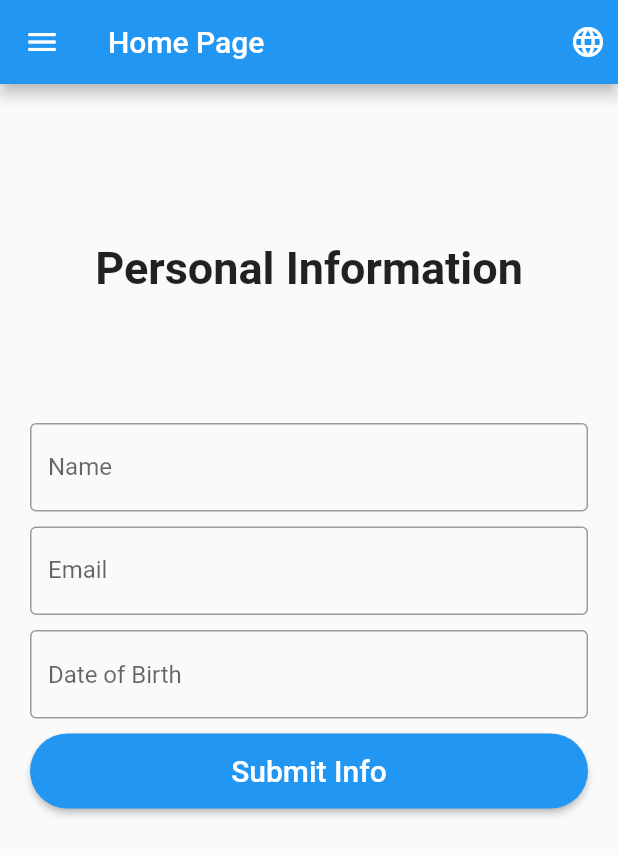
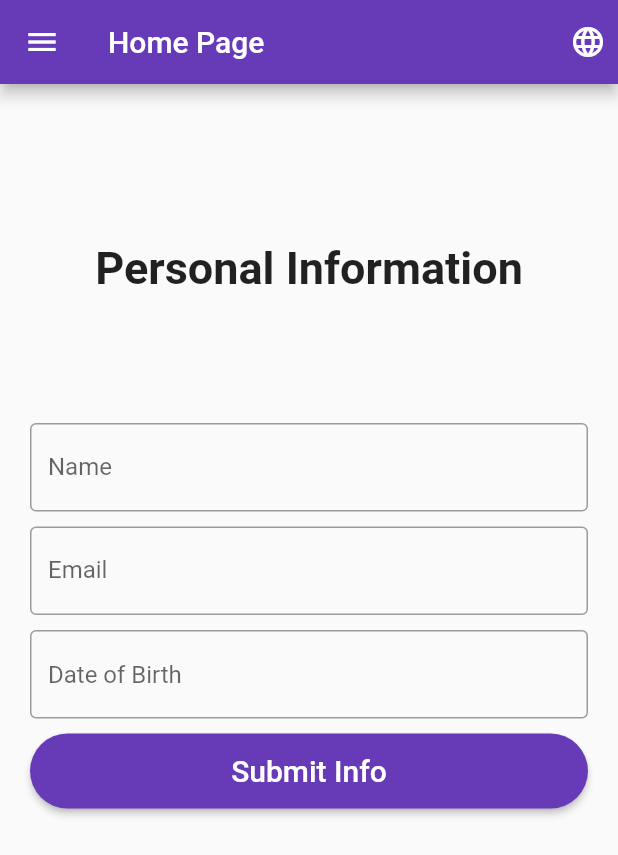
Before and after one commit to shinnkura/flutter_note, a Flutter app: the screen it shows after launch, after a tap on "多言語対応", on a phone screen of 412 x 824 dp. Shown: the top 855 px of the screen. Run offline on Flutter 3.47's test engine with Material 2 defaults, Android fonts, the phone set to English and light mode, and no system bars; our stand-ins replace device_preview, lottie, shared_preferences; generated files the repository leaves out were written again; network calls fail.

Commit message:
Add : multi_languageアプリのテーマ色を変更

```diff
--- a/lib/multi_language/main.dart
+++ b/lib/multi_language/main.dart
@@ -16,7 +16,8 @@ class MultiLanguageApp extends StatefulWidget {
   State<MultiLanguageApp> createState() => _MultiLanguageAppState();
 
   static void setLocale(BuildContext context, Locale newLocale) {
-    _MultiLanguageAppState? state = context.findAncestorStateOfType<_MultiLanguageAppState>();
+    _MultiLanguageAppState? state =
+        context.findAncestorStateOfType<_MultiLanguageAppState>();
     state?.setLocale(newLocale);
   }
 }
@@ -42,7 +43,7 @@ class _MultiLanguageAppState extends State<MultiLanguageApp> {
       title: 'Localization',
       debugShowCheckedModeBanner: false,
       theme: ThemeData(
-        primarySwatch: Colors.blue,
+        primarySwatch: Colors.deepPurple,
       ),
       localizationsDelegates: AppLocalizations.localizationsDelegates,
       supportedLocales: AppLocalizations.supportedLocales,
```
